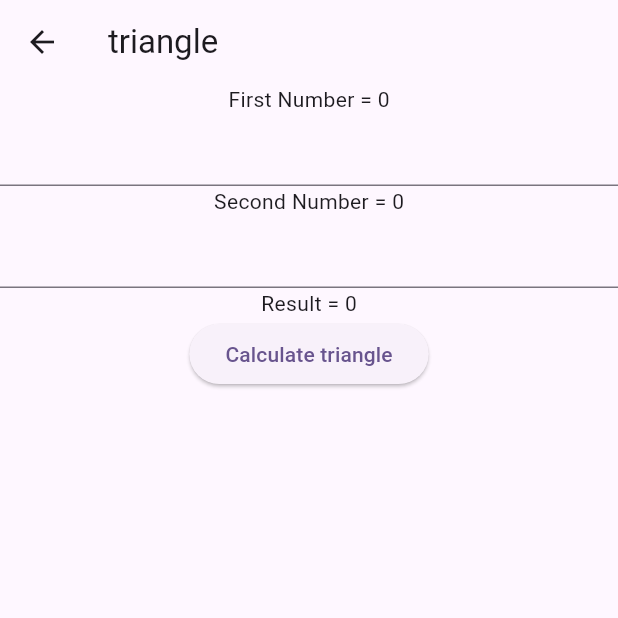
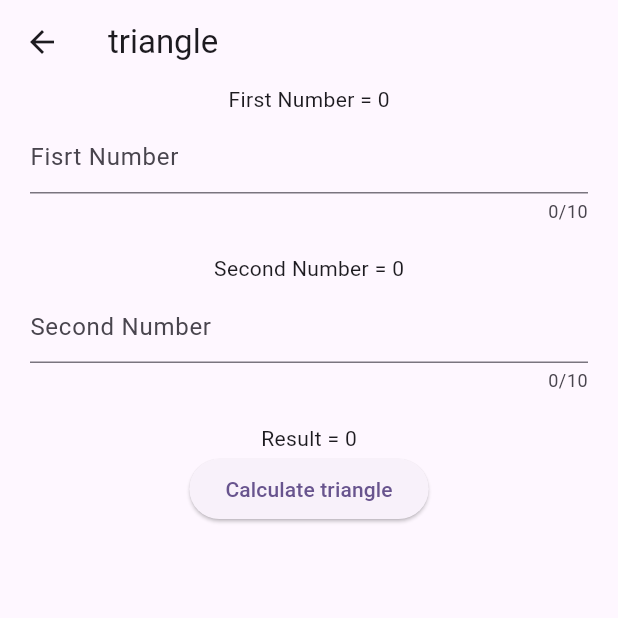
Before and after one commit to allam1768/inherited, a Flutter app: the theList screen opened directly, after a tap on "triangle", on a phone screen of 412 x 824 dp, the top half of it. Run offline on Flutter 3.47's test engine with Material 3 defaults, Android fonts, the phone set to English and light mode, and no system bars.

Commit message:
UI Clean Up
Darn

```diff
--- a/lib/BangunDatar/MainWidget.dart
+++ b/lib/BangunDatar/MainWidget.dart
@@ -4,7 +4,7 @@ import 'dart:math';
 import 'package:flutter/cupertino.dart';
 import 'package:flutter/material.dart';
 
-import 'baseData.dart';
+import '../baseData.dart';
 
 class BaseWidget extends StatefulWidget {
   final Widget child;
--- a/lib/BangunDatar/mainList.dart
+++ b/lib/BangunDatar/mainList.dart
@@ -21,12 +21,16 @@ class _theListState extends State<theList> {
   Widget build(BuildContext context) {
     return Scaffold(
       appBar: AppBar(
-        title: Text("hello"),
+        title: Text("Bangun Datar", style: TextStyle(
+            fontWeight: FontWeight.bold,
+            fontSize: 22,
+            color: Colors.white
+        ),),
         backgroundColor: Colors.blue,
       ),
       body: Center(
         child: Container(
-            color: Colors.black,
+            color: Colors.white,
             child: ListView.builder(
               itemCount: shapes.length,
               itemBuilder: (context, index){
@@ -52,13 +56,12 @@ class TheMods extends StatelessWidget {
         onPressed: (){
           moveScreen(context, type);
         },
-        style: ButtonStyle(
-          backgroundColor: MaterialStatePropertyAll<Color>(
-              Color(0x00000000)
-          ),
+        style: ElevatedButton.styleFrom(
+          backgroundColor: Colors.white,
+          foregroundColor: Colors.white,
+          shadowColor: Colors.white,
         ),
         child: Container(
-          margin: EdgeInsets.all(5),
           decoration: BoxDecoration(
               gradient: LinearGradient(colors: [Colors.red, Colors.deepOrange]),
               borderRadius: BorderRadius.circular(20)
@@ -67,15 +70,15 @@ class TheMods extends StatelessWidget {
           child: Container(
             padding: EdgeInsets.all(5),
             decoration: BoxDecoration(
-                color: Colors.black,
+                color: Colors.white,
                 borderRadius: BorderRadius.circular(18)
             ),
-            child: Expanded(
-              child: Column(
-                children: [
-                  Text(type, style: TextStyle(fontSize: 20, color: Colors.white),)
-                ],
-              ),
+            child: Row(
+              children: [
+                Expanded(child: Container()),
+                Text(type, style: TextStyle(fontSize: 20, color: Colors.black),),
+                Expanded(child: Container()),
+              ],
             ),
           ),
         )
--- a/lib/BangunDatar/mainPage.dart
+++ b/lib/BangunDatar/mainPage.dart
@@ -32,11 +32,17 @@ class _mainPageState extends State<mainPage> {
         child: Column(
           children: [
             Text('First Number = $firstNum'),
-            TextField(
+            Container(
+              margin: EdgeInsets.fromLTRB(20, 5, 20, 20),
+              child: TextField(
+                maxLength: 10,
                 inputFormatters: <TextInputFormatter>[
-                FilteringTextInputFormatter.digitsOnly!
+                  FilteringTextInputFormatter.digitsOnly
                 ],
                 keyboardType: TextInputType.number,
+                decoration: const InputDecoration(
+                  hintText: "Fisrt Number"
+                ),
                 onChanged: (text) {
                   try{
                     int num = int.parse(text);
@@ -46,16 +52,22 @@ class _mainPageState extends State<mainPage> {
                   {
                     print("aaaaaaaaaaaaaaaaaaa $e");
                   }
-
                 },
+              ),
             ),
             if (type != "circle")... [
               Text('Second Number = $secondNum'),
-              TextField(
+              Container(
+                margin: EdgeInsets.fromLTRB(20, 5, 20, 20),
+                child: TextField(
+                  maxLength: 10,
                   inputFormatters: <TextInputFormatter>[
-                  FilteringTextInputFormatter.digitsOnly!
+                    FilteringTextInputFormatter.digitsOnly
                   ],
                   keyboardType: TextInputType.number,
+                  decoration: const InputDecoration(
+                      hintText: "Second Number"
+                  ),
                   onChanged: (text) {
                     try{
                       int num = int.parse(text);
@@ -67,6 +79,7 @@ class _mainPageState extends State<mainPage> {
                     }
 
                   },
+                ),
               ),
             ],
             Text('Result = $counted'),
--- a/lib/HomeScreen.dart
+++ b/lib/HomeScreen.dart
@@ -16,6 +16,7 @@ class HomeScreen extends StatelessWidget {
           style: TextStyle(
             fontWeight: FontWeight.bold,
             fontSize: 22,
+            color: Colors.white
           ),
         ),
         centerTitle: true,
--- a/lib/bmi/bmi_form.dart
+++ b/lib/bmi/bmi_form.dart
@@ -3,7 +3,6 @@
 import 'package:flutter/material.dart';
 import 'package:flutter/services.dart';
 import '../BangunDatar/mainPage.dart';
-import 'bmi_data.dart';
 import 'bmi_result.dart';
 
 class BmiForm extends StatelessWidget {
--- a/lib/bmi/bmi_result.dart
+++ b/lib/bmi/bmi_result.dart
@@ -1,6 +1,5 @@
 import 'package:menghitung_bangun_ruang/BangunDatar/MainWidget.dart';
 import 'package:flutter/material.dart';
-import 'bmi_data.dart';
 
 class BmiResult extends StatelessWidget {
   const BmiResult({super.key});
```
Also changed, not shown: lib/Aritmatika/aritmatika.dart (+19 -6 lines), lib/bmi/bmi_data.dart (deleted, +0 -69 lines), lib/baseData.dart (renamed from lib/BangunDatar/baseData.dart). Lines whose indentation alone changed are shown as unchanged.
